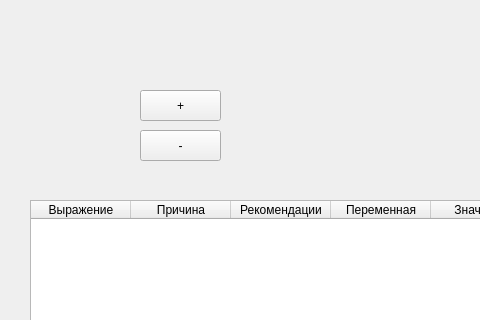
Qt form UIs/RecomendationCalculatorWindow.ui (stlad/MedicalAnalyzer) before a commit; both pictures show x 0 to 480 and y 0 to 320 of the 1138 by 756 pixel window.
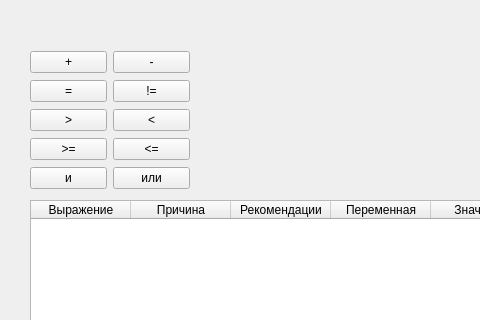
The same form after that commit.

```diff
--- a/UIs/RecomendationCalculatorWindow.ui
+++ b/UIs/RecomendationCalculatorWindow.ui
@@ -110,31 +110,87 @@
     </property>
    </widget>
   </widget>
-  <widget class="QPushButton" name="add_plus_btn">
+  <widget class="QWidget" name="gridLayoutWidget">
    <property name="geometry">
     <rect>
-     <x>140</x>
-     <y>90</y>
-     <width>81</width>
-     <height>31</height>
+     <x>30</x>
+     <y>50</y>
+     <width>160</width>
+     <height>141</height>
     </rect>
    </property>
-   <property name="text">
-    <string>+</string>
-   </property>
-  </widget>
-  <widget class="QPushButton" name="add_minus_btn">
-   <property name="geometry">
-    <rect>
-     <x>140</x>
-     <y>130</y>
-     <width>81</width>
-     <height>31</height>
-    </rect>
-   </property>
-   <property name="text">
-    <string>-</string>
-   </property>
+   <layout class="QGridLayout" name="gridLayout">
+    <item row="0" column="0">
+     <widget class="QPushButton" name="add_plus_btn">
+      <property name="text">
+       <string>+</string>
+      </property>
+     </widget>
+    </item>
+    <item row="0" column="1">
+     <widget class="QPushButton" name="add_minus_btn">
+      <property name="text">
+       <string>-</string>
+      </property>
+     </widget>
+    </item>
+    <item row="1" column="0">
+     <widget class="QPushButton" name="add_eq_btn">
+      <property name="text">
+       <string>=</string>
+      </property>
+     </widget>
+    </item>
+    <item row="1" column="1">
+     <widget class="QPushButton" name="add_not_eq_btn">
+      <property name="text">
+       <string>!=</string>
+      </property>
+     </widget>
+    </item>
+    <item row="2" column="1">
+     <widget class="QPushButton" name="add_l_btn">
+      <property name="text">
+       <string>&lt;</string>
+      </property>
+     </widget>
+    </item>
+    <item row="2" column="0">
+     <widget class="QPushButton" name="add_g_btn">
+      <property name="text">
+       <string>&gt;</string>
+      </property>
+     </widget>
+    </item>
+    <item row="3" column="0">
+     <widget class="QPushButton" name="add_ge_btn">
+      <property name="text">
+       <string>&gt;=</string>
+      </property>
+     </widget>
+    </item>
+    <item row="3" column="1">
+     <widget class="QPushButton" name="add_le_btn">
+      <property name="text">
+       <string>&lt;=</string>
+      </property>
+     </widget>
+    </item>
+    <item row="4" column="0">
+     <widget class="QPushButton" name="add_and_btn">
+      <property name="text">
+       <string>и</string>
+      </property>
+     </widget>
+    </item>
+    <item row="4" column="1">
+     <widget class="QPushButton" name="add_or_btn">
+      <property name="text">
+       <string>или</string>
+      </property>
+     </widget>
+    </item>
+   </layout>
   </widget>
  </widget>
  <resources/>
```
